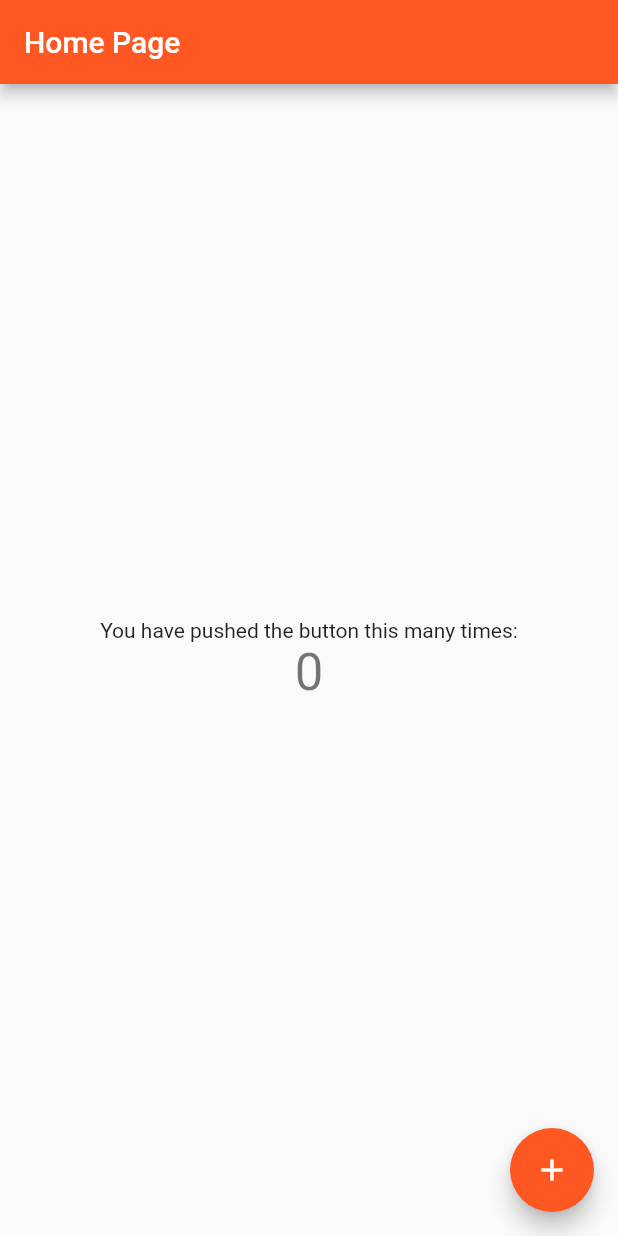
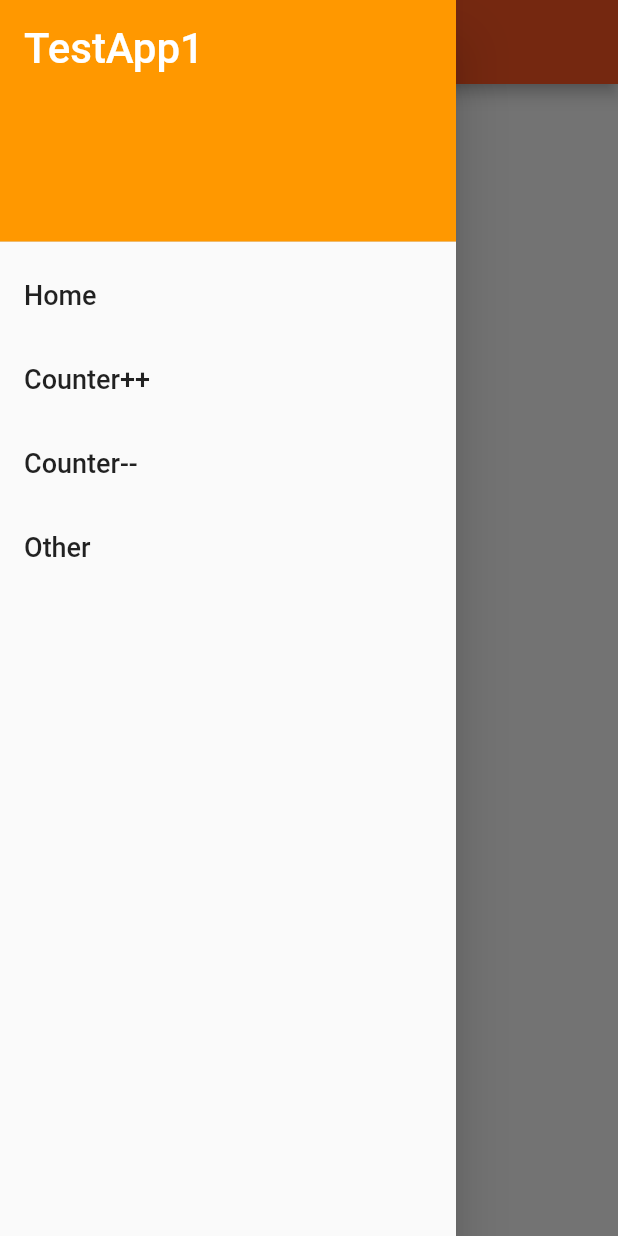
Before and after one commit to KhariBerger/flutter_test_1, a Flutter app: the screen it shows after launch, with the side drawer open (before the commit the screen has no drawer), on a phone screen of 412 x 824 dp. Run offline on Flutter 3.47's test engine with Material 2 defaults, Android fonts, the phone set to English and light mode, and no system bars.

Commit message:
Home Page Created; Increment page created; Decrement page created; Side Navigation Created; Bottom Navigation created for counter page; Navigation added; Still need to figure otu how to make widgets unique and how to get data between them (seems like you probably have to just use the database to get data between classes)

```diff
--- a/lib/main.dart
+++ b/lib/main.dart
@@ -1,4 +1,6 @@
 import 'package:flutter/material.dart';
+import 'package:flutter_test_1/pages/home_page.dart';
+import 'package:flutter_test_1/shared/button_counter.dart';
 
 void main() {
   runApp(const TestApp());
@@ -24,92 +26,14 @@ class TestApp extends StatelessWidget {
         // is not restarted.
         primarySwatch: Colors.deepOrange,
       ),
-      home: const MyHomePage(title: 'Home Page'),
+      routes: {
+        '/': (context) => const HomePage(),
+        '/increment': (context) =>
+            const ButtonCounter(title: 'Counter++', increment: true),
+        '/decrement': (context) =>
+            const ButtonCounter(title: 'Counter--', increment: false)
+      },
+      initialRoute: '/',
     );
   }
 }
-
-class MyHomePage extends StatefulWidget {
-  const MyHomePage({Key? key, required this.title}) : super(key: key);
-
-  // This widget is the home page of your application. It is stateful, meaning
-  // that it has a State object (defined below) that contains fields that affect
-  // how it looks.
-
-  // This class is the configuration for the state. It holds the values (in this
-  // case the title) provided by the parent (in this case the App widget) and
-  // used by the build method of the State. Fields in a Widget subclass are
-  // always marked "final".
-
-  final String title;
-
-  @override
-  State<MyHomePage> createState() => _MyHomePageState();
-}
-
-class _MyHomePageState extends State<MyHomePage> {
-  int _counter = 0;
-
-  void _incrementCounter() {
-    setState(() {
-      // This call to setState tells the Flutter framework that something has
-      // changed in this State, which causes it to rerun the build method below
-      // so that the display can reflect the updated values. If we changed
-      // _counter without calling setState(), then the build method would not be
-      // called again, and so nothing would appear to happen.
-      _counter++;
-    });
-  }
-
-  @override
-  Widget build(BuildContext context) {
-    // This method is rerun every time setState is called, for instance as done
-    // by the _incrementCounter method above.
-    //
-    // The Flutter framework has been optimized to make rerunning build methods
-    // fast, so that you can just rebuild anything that needs updating rather
-    // than having to individually change instances of widgets.
-    return Scaffold(
-      appBar: AppBar(
-        // Here we take the value from the MyHomePage object that was created by
-        // the App.build method, and use it to set our appbar title.
-        title: Text(widget.title),
-      ),
-      body: Center(
-        // Center is a layout widget. It takes a single child and positions it
-        // in the middle of the parent.
-        child: Column(
-          // Column is also a layout widget. It takes a list of children and
-          // arranges them vertically. By default, it sizes itself to fit its
-          // children horizontally, and tries to be as tall as its parent.
-          //
-          // Invoke "debug painting" (press "p" in the console, choose the
-          // "Toggle Debug Paint" action from the Flutter Inspector in Android
-          // Studio, or the "Toggle Debug Paint" command in Visual Studio Code)
-          // to see the wireframe for each widget.
-          //
-          // Column has various properties to control how it sizes itself and
-          // how it positions its children. Here we use mainAxisAlignment to
-          // center the children vertically; the main axis here is the vertical
-          // axis because Columns are vertical (the cross axis would be
-          // horizontal).
-          mainAxisAlignment: MainAxisAlignment.center,
-          children: <Widget>[
-            const Text(
-              'You have pushed the button this many times:',
-            ),
-            Text(
-              '$_counter',
-              style: Theme.of(context).textTheme.headline4,
-            ),
-          ],
-        ),
-      ),
-      floatingActionButton: FloatingActionButton(
-        onPressed: _incrementCounter,
-        tooltip: 'Increment',
-        child: const Icon(Icons.add),
-      ), // This trailing comma makes auto-formatting nicer for build methods.
-    );
-  }
-}
--- /dev/null
+++ b/lib/pages/home_page.dart
@@ -0,0 +1,18 @@
+import 'package:flutter/material.dart';
+import 'package:flutter_test_1/shared/menu_drawer.dart';
+
+class HomePage extends StatelessWidget {
+  const HomePage({Key? key}) : super(key: key);
+
+  @override
+  Widget build(BuildContext context) {
+    return Scaffold(
+        appBar: AppBar(
+            // Here we take the value from the ButtonCounter object that was created by
+            // the App.build method, and use it to set our appbar title.
+            title: const Text(('Home'),
+                style: TextStyle(color: Colors.indigo, fontSize: 50))),
+        body: const Center(child: FlutterLogo()),
+        drawer: const MenuDrawer());
+  }
+}
--- /dev/null
+++ b/lib/shared/menu_drawer.dart
@@ -0,0 +1,49 @@
+import 'package:flutter/material.dart';
+
+class MenuDrawer extends StatelessWidget {
+  const MenuDrawer({Key? key}) : super(key: key);
+
+  @override
+  Widget build(BuildContext context) {
+    return Drawer(
+      child: ListView(
+        children: buildMenuItems(context),
+      ),
+    );
+  }
+
+  List<Widget> buildMenuItems(BuildContext context) {
+    final List<String> menuTitles = ['Home', 'Counter++', 'Counter--', 'Other'];
+
+    List<Widget> menuItems = [];
+    menuItems.add(const DrawerHeader(
+        decoration: BoxDecoration(color: Colors.orange),
+        child: Text('TestApp1',
+            style: TextStyle(color: Colors.white, fontSize: 28))));
+    for (var element in menuTitles) {
+      // Widget screen = Container();
+      //Side Drawer Navigation
+      menuItems.add(ListTile(
+          title: Text(element, style: const TextStyle(fontSize: 18)),
+          onTap: () {
+            switch (element) {
+              case 'Home':
+                Navigator.of(context).pop();
+                Navigator.pushNamed(context, '/');
+                break;
+              case 'Counter++':
+                Navigator.of(context).pop();
+                Navigator.pushNamed(context, '/increment');
+                break;
+              case 'Counter--':
+                Navigator.of(context).pop();
+                Navigator.pushNamed(context, '/decrement');
+                break;
+              case 'Other':
+                break;
+            }
+          }));
+    }
+    return menuItems;
+  }
+}
```
Also changed, not shown: lib/shared/button_counter.dart (added, +90 -0 lines), lib/shared/counter_bottom_nav.dart (added, +25 -0 lines).
